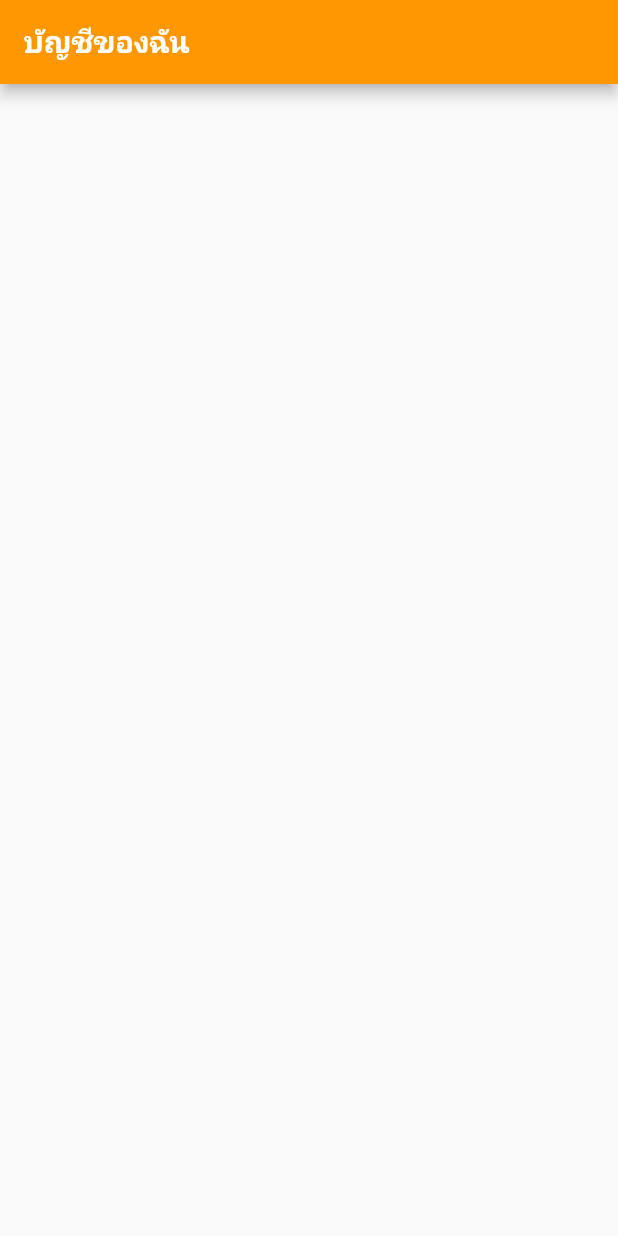
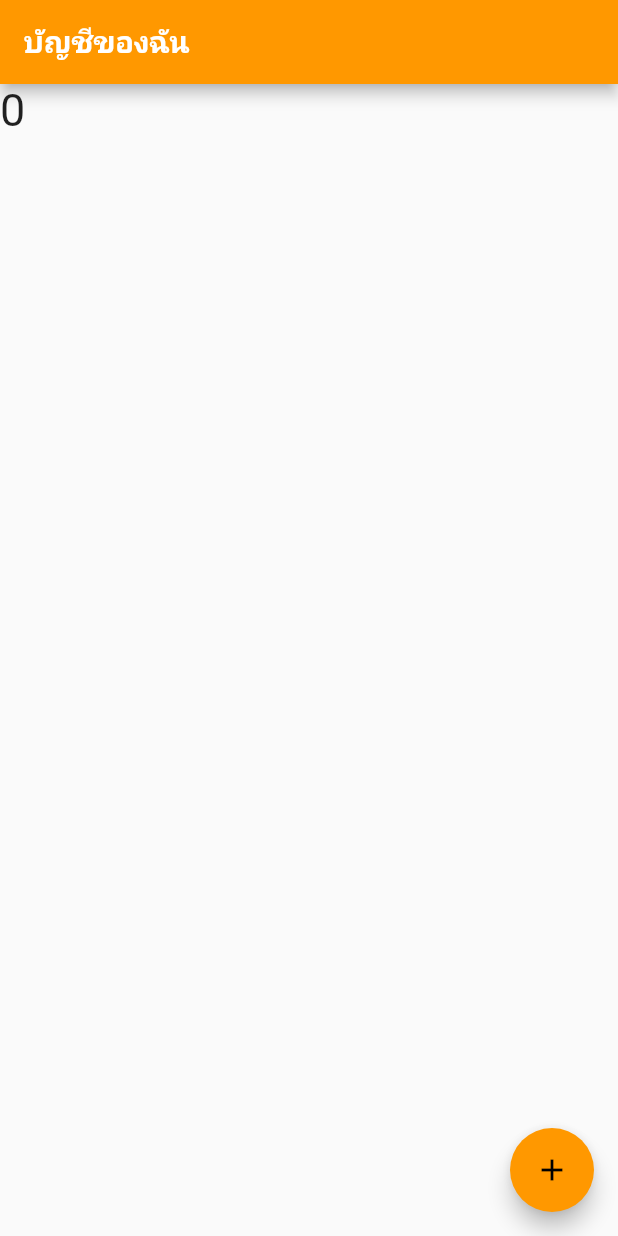
Before and after one commit to frankthanapong444/mycTapp, a Flutter app: the screen it shows after launch, on a phone screen of 412 x 824 dp. Run offline on Flutter 3.47's test engine with Material 2 defaults, Android fonts, the phone set to English and light mode, and no system bars.

Commit message:
widget lifecycle

```diff
--- a/myappi/lib/main.dart
+++ b/myappi/lib/main.dart
@@ -22,6 +22,7 @@ class Myhomepage extends StatefulWidget {
 }
 
 class _MyhomepageState extends State<Myhomepage> {
+  int number = 0;
   //แสดงผลข้อมูล
   @override
   void initState() {
@@ -34,12 +35,28 @@ class _MyhomepageState extends State<Myhomepage> {
   Widget build(BuildContext context) {
     print("เรียกใช้งาน build");
     return Scaffold(
-        appBar: AppBar(
-          title: Text(
-            "บัญชีของฉัน",
-            style: TextStyle(color: Colors.white, fontWeight: FontWeight.bold),
-          ),
+      appBar: AppBar(
+        title: Text(
+          "บัญชีของฉัน",
+          style: TextStyle(color: Colors.white, fontWeight: FontWeight.bold),
         ),
-        body: Container());
+      ),
+      body: Column(
+        children: [
+          Text(
+            number.toString(),
+            style: TextStyle(fontSize: 30),
+          )
+        ],
+      ),
+      floatingActionButton: FloatingActionButton(
+        onPressed: () {
+          setState(() {
+            number++;
+          });
+        },
+        child: Icon(Icons.add),
+      ),
+    );
   }
 }
```
